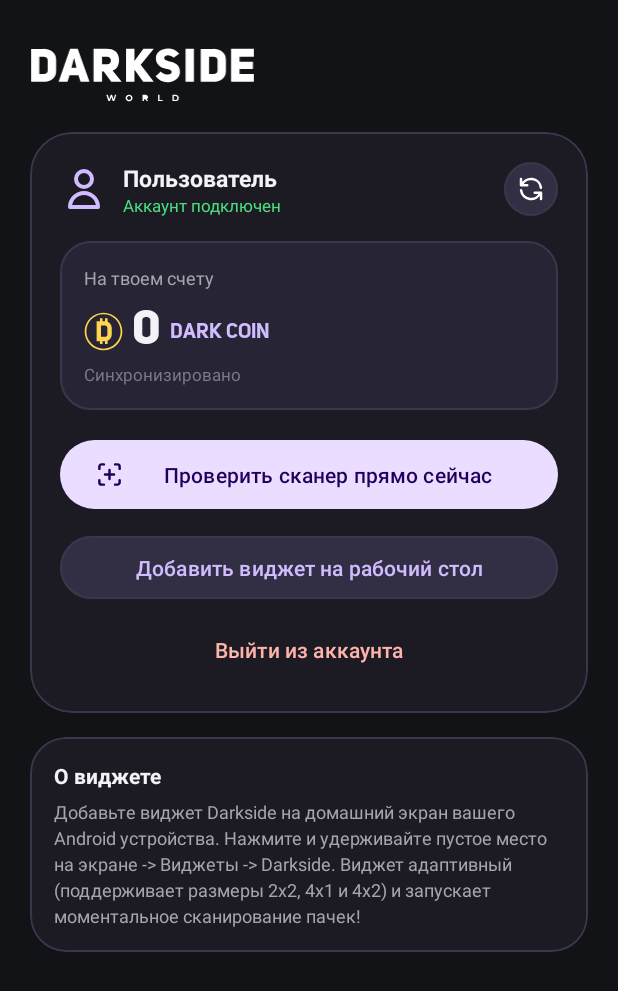
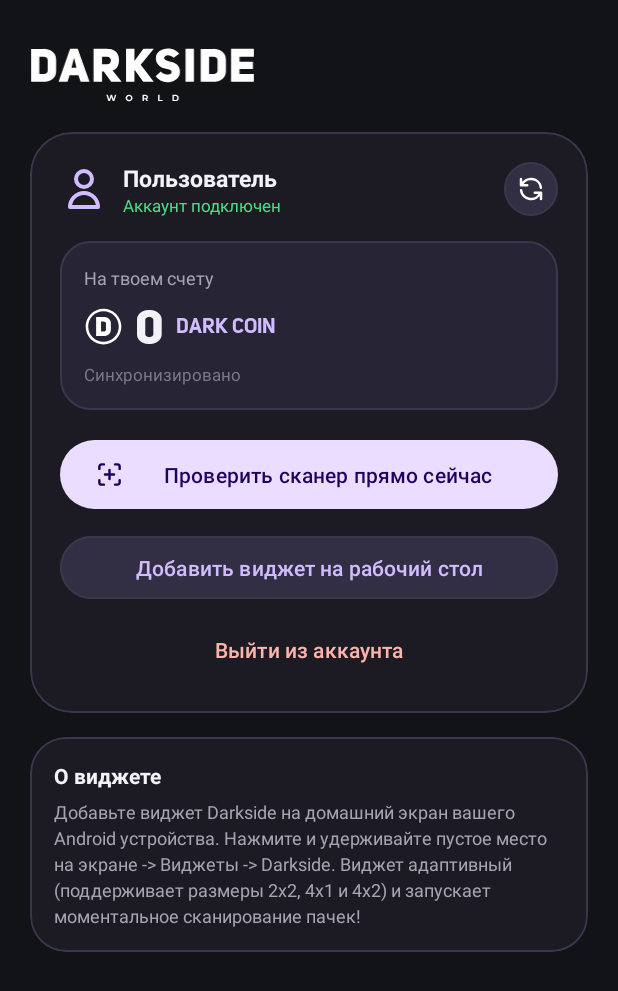
Before and after one commit to RazGame/dark-coin-widget, an Android app: the layout activity_main.xml on its own in the app's theme, with its tools: preview values and no code run, on a phone screen of 412 x 824 dp. Shown: the top 991 px of the screen. Run offline under Robolectric (Android 15) with nearby library versions, the phone set to English and light mode, and no system bars.

Commit message:
fix: restore letter R hole with evenOdd fillType, center white D coin, adaptive launcher icon, widget preview layout

```diff
--- a/app/build.gradle.kts
+++ b/app/build.gradle.kts
@@ -11,8 +11,8 @@ android {
         applicationId = "com.darkside.widget"
         minSdk = 26
         targetSdk = 35
-        versionCode = 5
-        versionName = "1.0.4"
+        versionCode = 6
+        versionName = "1.0.5"
 
         testInstrumentationRunner = "androidx.test.runner.AndroidJUnitRunner"
 
--- a/app/src/main/AndroidManifest.xml
+++ b/app/src/main/AndroidManifest.xml
@@ -8,9 +8,9 @@
     <application
         android:name=".DarksideApp"
         android:allowBackup="true"
-        android:icon="@drawable/ic_launcher_darkside"
+        android:icon="@mipmap/ic_launcher"
         android:label="@string/app_name"
-        android:roundIcon="@drawable/ic_launcher_darkside"
+        android:roundIcon="@mipmap/ic_launcher_round"
         android:supportsRtl="true"
         android:theme="@style/Theme.Darkside">
 
--- a/app/src/main/res/drawable/ic_coin.xml
+++ b/app/src/main/res/drawable/ic_coin.xml
@@ -1,13 +1,24 @@
 <vector xmlns:android="http://schemas.android.com/apk/res/android"
     android:width="24dp"
     android:height="24dp"
-    android:viewportWidth="1000"
-    android:viewportHeight="1000">
+    android:viewportWidth="24"
+    android:viewportHeight="24">
+
+    <!-- Outer Coin Ring (Pure White) -->
+    <path
+        android:fillColor="#FFFFFF"
+        android:fillType="evenOdd"
+        android:pathData="M12,1 C18.075,1 23,5.925 23,12 C23,18.075 18.075,23 12,23 C5.925,23 1,18.075 1,12 C1,5.925 5.925,1 12,1 Z M12,2.6 C6.809,2.6 2.6,6.809 2.6,12 C2.6,17.191 6.809,21.4 12,21.4 C17.191,21.4 21.4,17.191 21.4,12 C21.4,6.809 17.191,2.6 12,2.6 Z" />
+
+    <!-- Authentic Darkside D Monogram (Centered horizontally and vertically) -->
     <group
-        android:scaleY="-1"
-        android:translateY="1000">
+        android:scaleX="0.4113"
+        android:scaleY="0.4113"
+        android:translateX="7.3830"
+        android:translateY="5.7935">
         <path
-            android:fillColor="#FFD54F"
-            android:pathData="M499.9990234375 983.517578125C233.3896484375 983.517578125 16.482421875 766.6103515625 16.482421875 500C16.482421875 233.3916015624999 233.3896484375 16.4824218749999 499.9990234374999 16.4824218749999S983.5166015625 233.390625 983.5166015625 500C983.5166015625 766.6103515625 766.6083984375 983.517578125 499.9990234374999 983.517578125zM499.9990234375 60.6210937499999C257.7138671875 60.6210937499999 60.619140625 257.7158203124999 60.619140625 500.0009765624999S257.7138671875 939.3818359375 499.9990234375 939.3818359375C742.28515625 939.3818359375 939.37890625 742.287109375 939.37890625 500.0009765625001S742.2841796875 60.62109375 499.9990234375 60.62109375zM605.4248046875 751.099609375V837.3134765625H538.2392578125V764.708984375H475.61328125V837.2890625H408.427734375V764.708984375H323.513671875V250.2470703125H408.427734375V179.775390625H475.61328125V250.2470703125H538.2392578125V179.7500000000001H605.4248046875V263.8554687500001C667.9990234375001 290.2900390625001 712.0390625 352.2753906250001 712.0390625 424.3671875000001V590.541015625C712.0390625 662.6298828125 667.9990234375001 724.6171875 605.4248046875 751.0498046875V751.0986328125zM599.2451171875001 424.3896484375C599.2451171875001 390.578125 571.7333984375 363.041015625 537.896484375 363.041015625H436.3339843750001V651.9150390625H537.896484375C571.7080078125001 651.9150390625 599.2451171875001 624.4033203125 599.2451171875001 590.5634765625V424.3896484374999z" />
+            android:fillColor="#FFFFFF"
+            android:fillType="evenOdd"
+            android:pathData="M22.277 10.363c0-6.71-5.443-9.618-11.252-9.618v.033H.174v28.69h10.851c5.81.032 11.252-2.843 11.252-9.454v-9.651Zm-7.38 9.155c0 1.851-1.134 3.107-3.638 3.107H7.553V7.52h3.706c2.437 0 3.639 1.19 3.639 3.041v8.957Z" />
     </group>
 </vector>
--- a/app/src/main/res/drawable/ic_darkside_logo.xml
+++ b/app/src/main/res/drawable/ic_darkside_logo.xml
@@ -4,30 +4,30 @@
     android:viewportWidth="196"
     android:viewportHeight="47">
     <path
-        android:fillColor="#FFFFFF"
+        android:fillColor="#fff"
         android:pathData="M114.059 20.378c2.905 3.47 9.282 3.636 9.516.562.067-1.62-2.571-2.545-4.941-2.876-4.675-.727-8.915-3.636-8.915-9.122 0-5.62 5.175-8.594 10.484-8.594 3.506 0 6.911.958 9.916 4.594l-4.774 3.636c-3.039-3.206-8.214-3.074-8.347.231.066 1.389 1.602 2.182 3.839 2.678 5.142.925 10.317 2.71 9.983 9.75-.234 5.553-6.143 8.594-11.452 8.594-3.472 0-7.178-1.752-9.883-5.19l4.574-4.263Z" />
     <path
-        android:fillColor="#FFFFFF"
+        android:fillColor="#fff" android:fillType="evenOdd"
         android:pathData="M22.277 10.363c0-6.71-5.443-9.618-11.252-9.618v.033H.174v28.69h10.851c5.81.032 11.252-2.843 11.252-9.454v-9.651Zm-7.38 9.155c0 1.851-1.134 3.107-3.638 3.107H7.553V7.52h3.706c2.437 0 3.639 1.19 3.639 3.041v8.957Zm9.516 9.916L34.53.744h6.644l10.35 28.69h-7.846l-1.87-5.75h-7.746l-1.803 5.75h-7.846ZM38.07 8.876h-.2l-2.137 8.395h4.34L38.07 8.876Zm25.741 11.469h-1.302v9.09h-7.412V.744h11.585c5.977 0 10.618 2.71 10.751 9.453 0 5.321-2.17 8.296-5.676 9.387l7.913 9.85h-9.115l-6.744-9.09Zm3.005-6.247c4.64 0 4.64-6.578 0-6.578h-4.307v6.578h4.307Z" />
     <path
-        android:fillColor="#FFFFFF"
+        android:fillColor="#fff"
         android:pathData="M90.922 11.387 98.768.745h9.115L96.431 14.627l11.418 14.807h-9.281l-7.412-10.246-.234.33v9.916h-7.379V.744h7.379v10.643Zm52.118 18.047h-7.312V.744h7.312v28.69Z" />
     <path
-        android:fillColor="#FFFFFF"
+        android:fillColor="#fff" android:fillType="evenOdd"
         android:pathData="M159.867.745c5.81 0 11.252 2.908 11.252 9.618v9.651c0 6.61-5.442 9.486-11.252 9.453h-10.851V.777h10.851V.746Zm.234 21.88c2.504 0 3.639-1.256 3.639-3.107v-8.957c0-1.85-1.202-3.04-3.639-3.04h-3.739v15.104h3.739Z" />
     <path
-        android:fillColor="#FFFFFF"
+        android:fillColor="#fff"
         android:pathData="M175.627 29.434V.744h20.199v6.81h-12.787v4.461h11.752v6.28h-11.752v4.297h12.787v6.842h-20.199Z" />
     <path
-        android:fillColor="#FFFFFF"
+        android:fillColor="#fff" android:fillType="evenOdd"
         android:pathData="M124.268 46.214h2.499c.597 0 1.123-.111 1.579-.334a2.626 2.626 0 0 0 1.069-.944c.257-.408.385-.886.385-1.433 0-.552-.128-1.03-.385-1.433a2.572 2.572 0 0 0-1.069-.937c-.456-.227-.982-.34-1.579-.34h-2.499v5.42Zm2.436-1.03h-1.163v-3.361h1.163c.366 0 .683.07.951.209.272.134.482.328.628.58.152.248.228.545.228.891 0 .34-.076.638-.228.89-.146.254-.356.45-.628.59a2.1 2.1 0 0 1-.951.2Z" />
     <path
-        android:fillColor="#FFFFFF"
+        android:fillColor="#fff"
         android:pathData="M111.666 40.792h1.273v4.4h2.759v1.022h-4.032v-5.422Z" />
     <path
-        android:fillColor="#FFFFFF"
+        android:fillColor="#fff" android:fillType="evenOdd"
         android:pathData="M98.029 46.214h1.273v-1.51h1.142l.026-.001 1.056 1.51h1.375l-1.229-1.737.011-.005c.356-.155.631-.377.825-.666.194-.294.291-.643.291-1.045 0-.408-.097-.76-.291-1.054a1.835 1.835 0 0 0-.825-.673c-.356-.16-.781-.24-1.273-.24h-2.381v5.42Zm1.273-2.51h1.037c.393 0 .687-.082.88-.248.194-.17.291-.402.291-.696 0-.3-.097-.532-.291-.697-.193-.166-.487-.248-.88-.248h-1.037v1.89Zm-13.091 2.602c-.435 0-.838-.07-1.21-.209a2.915 2.915 0 0 1-.959-.588 2.763 2.763 0 0 1-.629-.89 2.79 2.79 0 0 1-.22-1.116c0-.403.074-.774.22-1.115.152-.34.365-.638.637-.89.273-.254.592-.45.959-.59a3.344 3.344 0 0 1 1.194-.208c.435 0 .833.07 1.195.209a2.825 2.825 0 0 1 1.587 1.479c.152.335.228.707.228 1.115 0 .403-.076.777-.228 1.123-.152.34-.364.638-.636.89a2.892 2.892 0 0 1-.951.581c-.362.14-.757.21-1.187.21Zm-.008-1.068c.247 0 .472-.042.676-.124a1.58 1.58 0 0 0 .912-.906 1.8 1.8 0 0 0 .133-.705c0-.258-.044-.493-.133-.705a1.58 1.58 0 0 0-.362-.55 1.543 1.543 0 0 0-.542-.356 1.848 1.848 0 0 0-.684-.124c-.246 0-.474.042-.683.124a1.643 1.643 0 0 0-.912.906 1.9 1.9 0 0 0-.126.705c0 .253.042.488.126.705.09.211.21.395.361.55.158.154.341.273.55.356.21.082.438.124.684.124Z" />
     <path
-        android:fillColor="#FFFFFF"
+        android:fillColor="#fff"
         android:pathData="m66.237 40.792 1.8 5.422h1.368l1.247-3.674 1.212 3.674h1.368l1.8-5.422h-1.219l-1.282 3.84-1.256-3.84h-1.179L68.8 44.603l-1.241-3.81h-1.32Z" />
 </vector>
--- a/app/src/main/res/layout/activity_main.xml
+++ b/app/src/main/res/layout/activity_main.xml
@@ -166,14 +166,13 @@
                             android:layout_width="wrap_content"
                             android:layout_height="wrap_content"
                             android:layout_marginTop="4dp"
-                            android:gravity="bottom"
+                            android:gravity="center_vertical"
                             android:orientation="horizontal">
 
                             <ImageView
                                 android:layout_width="26dp"
                                 android:layout_height="26dp"
-                                android:layout_marginBottom="4dp"
-                                android:layout_marginEnd="6dp"
+                                android:layout_marginEnd="8dp"
                                 android:src="@drawable/ic_coin"
                                 android:contentDescription="@string/app_name" />
 
@@ -189,8 +188,7 @@
                             <TextView
                                 android:layout_width="wrap_content"
                                 android:layout_height="wrap_content"
-                                android:layout_marginStart="6dp"
-                                android:layout_marginBottom="4dp"
+                                android:layout_marginStart="8dp"
                                 android:fontFamily="@font/unisans_bold"
                                 android:text="@string/coins_unit"
                                 android:textColor="@color/ds_primary"
--- /dev/null
+++ b/app/src/main/res/mipmap-anydpi-v26/ic_launcher.xml
@@ -0,0 +1,6 @@
+<?xml version="1.0" encoding="utf-8"?>
+<adaptive-icon xmlns:android="http://schemas.android.com/apk/res/android">
+    <background android:drawable="@drawable/ic_launcher_background" />
+    <foreground android:drawable="@drawable/ic_launcher_foreground" />
+    <monochrome android:drawable="@drawable/ic_launcher_monochrome" />
+</adaptive-icon>
--- /dev/null
+++ b/app/src/main/res/mipmap-anydpi-v26/ic_launcher_round.xml
@@ -0,0 +1,6 @@
+<?xml version="1.0" encoding="utf-8"?>
+<adaptive-icon xmlns:android="http://schemas.android.com/apk/res/android">
+    <background android:drawable="@drawable/ic_launcher_background" />
+    <foreground android:drawable="@drawable/ic_launcher_foreground" />
+    <monochrome android:drawable="@drawable/ic_launcher_monochrome" />
+</adaptive-icon>
--- a/app/src/main/res/xml/darkside_widget_info.xml
+++ b/app/src/main/res/xml/darkside_widget_info.xml
@@ -9,7 +9,8 @@
     android:minResizeHeight="70dp"
     android:maxResizeWidth="500dp"
     android:maxResizeHeight="350dp"
-    android:previewImage="@drawable/ic_darkside_logo"
+    android:previewImage="@drawable/widget_preview_4x2"
+    android:previewLayout="@layout/widget_darkside_4x2"
     android:resizeMode="horizontal|vertical"
     android:targetCellWidth="4"
     android:targetCellHeight="2"
```
Also changed, not shown: app/src/main/res/drawable/ic_launcher_background.xml (added, +10 -0 lines), app/src/main/res/drawable/ic_launcher_darkside.xml (+12 -8 lines), app/src/main/res/drawable/ic_launcher_foreground.xml (added, +25 -0 lines), app/src/main/res/drawable/ic_launcher_monochrome.xml (added, +25 -0 lines), app/src/main/res/drawable/widget_preview_4x2.xml (added, +67 -0 lines), app/src/main/res/layout/widget_darkside_4x2.xml (+3 -5 lines), 1 other file.
